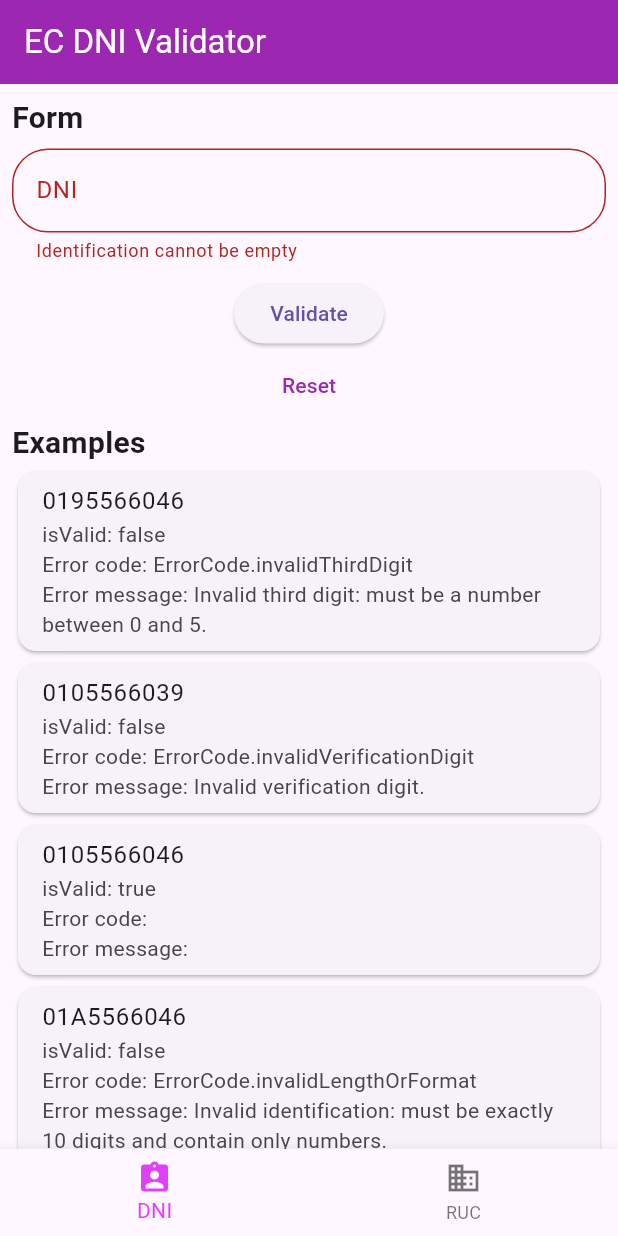
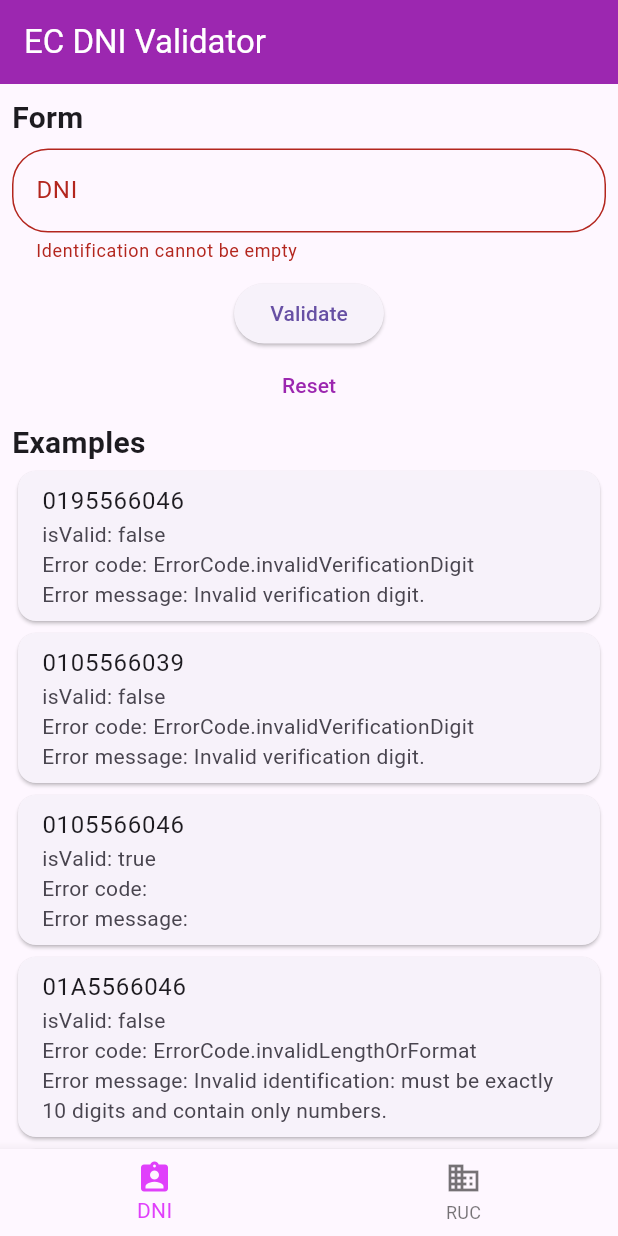
Before and after one commit to JaviKo500/ec-validator, a Flutter app: the screen it shows after launch, after a tap on "Validate", on a phone screen of 412 x 824 dp. Run offline on Flutter 3.47's test engine with Material 3 defaults, Android fonts, the phone set to English and light mode, and no system bars.

Commit message:
fix: update validation third digit

```diff
--- a/lib/helpers/identification/validate_third_digit.dart
+++ b/lib/helpers/identification/validate_third_digit.dart
@@ -13,10 +13,10 @@ void validateThirdDigit ( String thirdDigit, TypeIdentification typeIdentificati
   switch ( typeIdentification ) {
     case TypeIdentification.dni:
     case TypeIdentification.rucPersonNatural:
-      if ( thirdDigitInt < 0 || thirdDigitInt > 5 ) {
+      if ( thirdDigitInt < 0 || thirdDigitInt > 9 ) {
         throw IdentificationException(
           ErrorCode.invalidThirdDigit,
-          'Invalid third digit: must be a number between 0 and 5.'
+          'Invalid third digit: must be a number between 0 and 9.'
         );
       }
       break;
```
